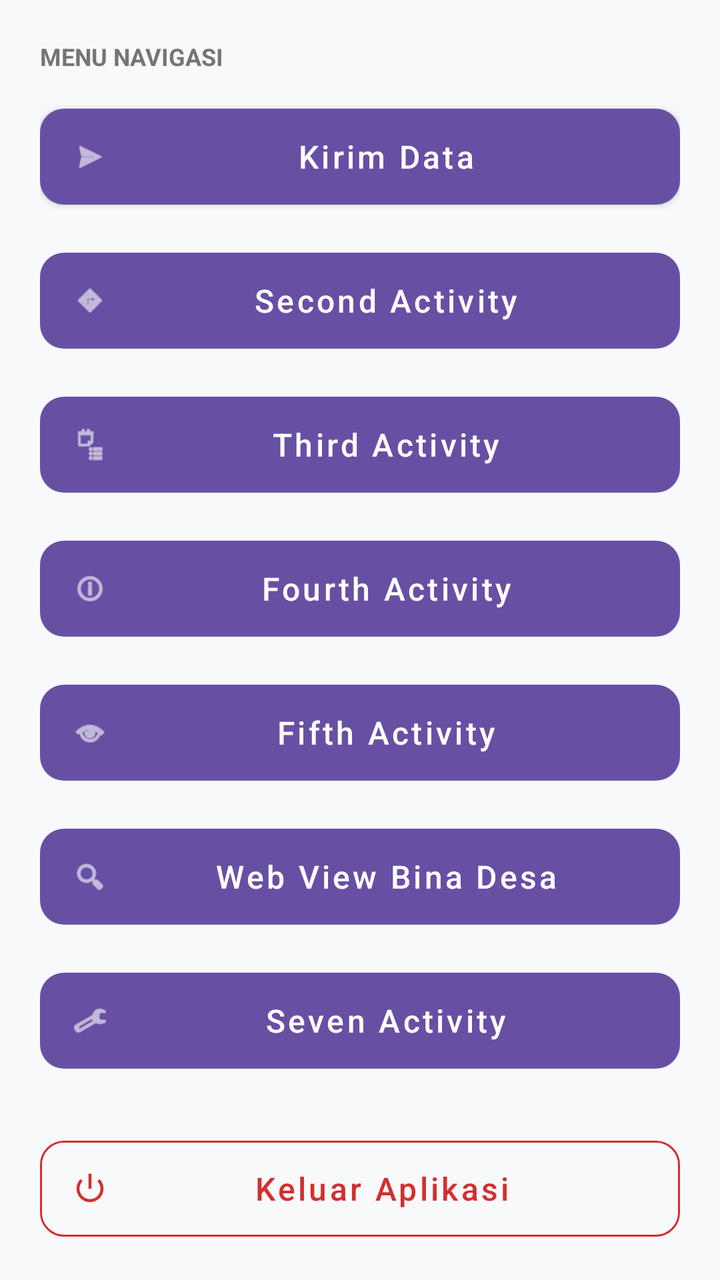
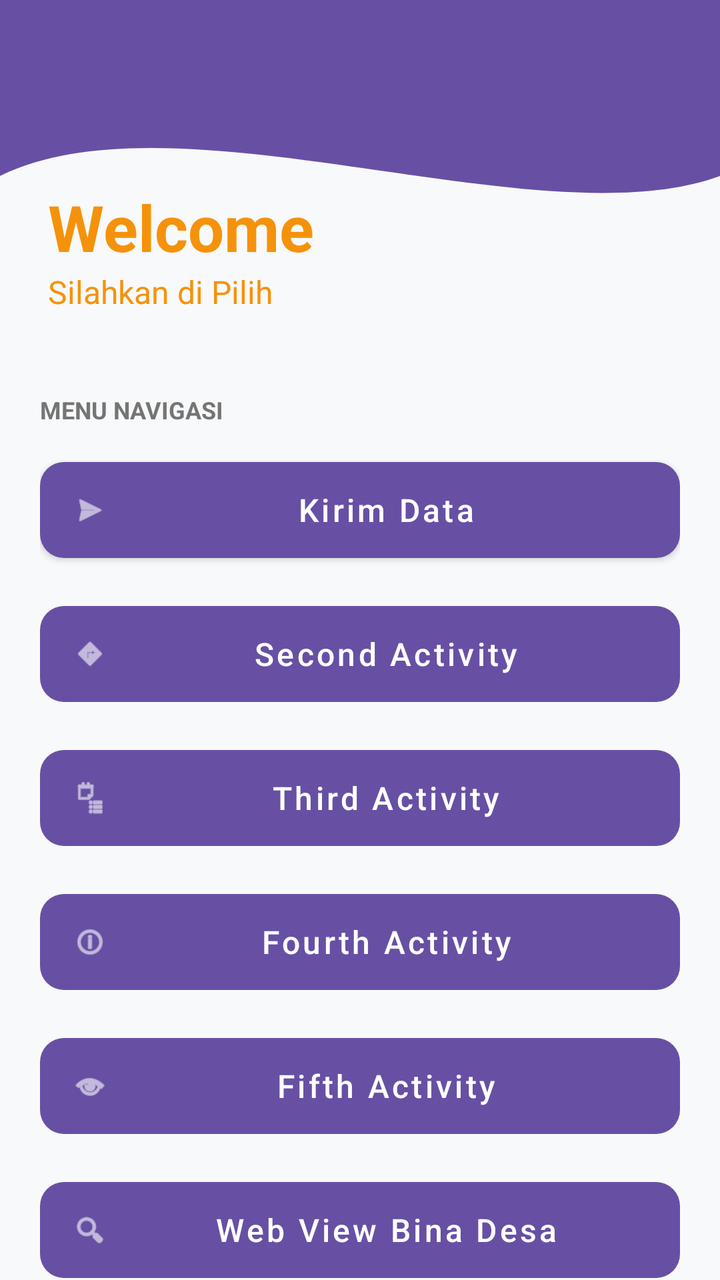

Screens rendered from an Android XML layout before and after an edit, with the pre-edit source and the edit as a unified diff.
<!-- AndroidManifest.xml: application theme Theme.IdoApps -->
<!-- res/layout/fragment_home.xml -->
<?xml version="1.0" encoding="utf-8"?>
<androidx.constraintlayout.widget.ConstraintLayout xmlns:android="http://schemas.android.com/apk/res/android"
    xmlns:app="http://schemas.android.com/apk/res-auto"
    xmlns:tools="http://schemas.android.com/tools"
    android:layout_width="match_parent"
    android:layout_height="match_parent"
    android:background="#F8F9FA"
    tools:context=".Home.HomeFragment">


    <androidx.core.widget.NestedScrollView
        android:layout_width="match_parent"
        android:layout_height="0dp"
        app:layout_constraintBottom_toBottomOf="parent"
        app:layout_constraintTop_toTopOf="parent">

        <LinearLayout
            android:layout_width="match_parent"
            android:layout_height="wrap_content"
            android:orientation="vertical"
            android:padding="20dp">

            
            <TextView
                android:layout_width="wrap_content"
                android:layout_height="wrap_content"
                android:layout_marginBottom="12dp"
                android:text="Menu Navigasi"
                android:textAllCaps="true"
                android:textColor="#757575"
                android:textSize="12sp"
                android:textStyle="bold" />

            <com.google.android.material.button.MaterialButton
                android:id="@+id/button"
                style="@style/Widget.MaterialComponents.Button"
                android:layout_width="match_parent"
                android:layout_height="60dp"
                android:layout_marginBottom="12dp"
                android:text="Kirim Data"
                android:textAllCaps="false"
                android:textSize="16sp"
                app:cornerRadius="12dp"
                app:icon="@android:drawable/ic_menu_send" />

            <com.google.android.material.button.MaterialButton
                android:id="@+id/btnToSecond"
                style="@style/Widget.MaterialComponents.Button.UnelevatedButton"
                android:layout_width="match_parent"
                android:layout_height="60dp"
                android:layout_marginBottom="12dp"
                android:text="Second Activity"
                android:textAllCaps="false"
                android:textSize="16sp"
                app:cornerRadius="12dp"
                app:icon="@android:drawable/ic_menu_directions" />

            <com.google.android.material.button.MaterialButton
                android:id="@+id/btnToThird"
                style="@style/Widget.MaterialComponents.Button.UnelevatedButton"
                android:layout_width="match_parent"
                android:layout_height="60dp"
                android:layout_marginBottom="12dp"
                android:text="Third Activity"
                android:textAllCaps="false"
                android:textSize="16sp"
                app:cornerRadius="12dp"
                app:icon="@android:drawable/ic_menu_agenda" />

            <com.google.android.material.button.MaterialButton
                android:id="@+id/btnToFourth"
                style="@style/Widget.MaterialComponents.Button.UnelevatedButton"
                android:layout_width="match_parent"
                android:layout_height="60dp"
                android:layout_marginBottom="12dp"
                android:text="Fourth Activity"
                android:textAllCaps="false"
                android:textSize="16sp"
                app:cornerRadius="12dp"
                app:icon="@android:drawable/ic_menu_info_details" />

            <com.google.android.material.button.MaterialButton
                android:id="@+id/btnToFifth"
                style="@style/Widget.MaterialComponents.Button.UnelevatedButton"
                android:layout_width="match_parent"
                android:layout_height="60dp"
                android:layout_marginBottom="12dp"
                android:text="Fifth Activity"
                android:textAllCaps="false"
                android:textSize="16sp"
                app:cornerRadius="12dp"
                app:icon="@android:drawable/ic_menu_view" />

            <com.google.android.material.button.MaterialButton
                android:id="@+id/btnWebView"
                style="@style/Widget.MaterialComponents.Button.UnelevatedButton"
                android:layout_width="match_parent"
                android:layout_height="60dp"
                android:layout_marginBottom="12dp"
                android:text="Web View Bina Desa"
                android:textAllCaps="false"
                android:textSize="16sp"
                app:cornerRadius="12dp"
                app:icon="@android:drawable/ic_menu_search" />

            <com.google.android.material.button.MaterialButton
                android:id="@+id/btnToSeven"
                style="@style/Widget.MaterialComponents.Button.UnelevatedButton"
                android:layout_width="match_parent"
                android:layout_height="60dp"
                android:layout_marginBottom="24dp"
                android:text="Seven Activity"
                android:textAllCaps="false"
                android:textSize="16sp"
                app:cornerRadius="12dp"
                app:icon="@android:drawable/ic_menu_manage" />

            
            <com.google.android.material.button.MaterialButton
                android:id="@+id/btnLogout"
                style="@style/Widget.MaterialComponents.Button.OutlinedButton"
                android:layout_width="match_parent"
                android:layout_height="60dp"
                android:text="Keluar Aplikasi"
                android:textAllCaps="false"
                android:textColor="#D32F2F"
                android:textSize="16sp"
                app:cornerRadius="12dp"
                app:icon="@android:drawable/ic_lock_power_off"
                app:iconTint="#D32F2F"
                app:strokeColor="#D32F2F" />

        </LinearLayout>
    </androidx.core.widget.NestedScrollView>

</androidx.constraintlayout.widget.ConstraintLayout>
<!-- resources referenced by this layout -->
<resources>
  <style name="Theme.IdoApps" parent="Base.Theme.IdoApps" />
  <style name="Base.Theme.IdoApps" parent="Theme.Material3.DayNight.NoActionBar">
          
          
      </style>
</resources>

<!-- the commit's change to res/layout/fragment_home.xml (unified diff, before → after) -->
@@ -7,12 +7,44 @@
     android:background="#F8F9FA"
     tools:context=".Home.HomeFragment">
 
+    <View
+        android:id="@+id/background_header"
+        android:layout_width="0dp"
+        android:layout_height="220dp"
+        android:background="@drawable/bg_header_wave"
+        app:layout_constraintEnd_toEndOf="parent"
+        app:layout_constraintStart_toStartOf="parent"
+        app:layout_constraintTop_toTopOf="parent" />
+
+    <TextView
+        android:id="@+id/tvWelcome"
+        android:layout_width="wrap_content"
+        android:layout_height="wrap_content"
+        android:layout_marginStart="24dp"
+        android:layout_marginTop="92dp"
+        android:text="Welcome"
+        android:textColor="@color/yellow_primer"
+        android:textSize="32sp"
+        android:textStyle="bold"
+        app:layout_constraintStart_toStartOf="parent"
+        app:layout_constraintTop_toTopOf="parent" />
+
+    <TextView
+        android:id="@+id/tvSubtitle"
+        android:layout_width="wrap_content"
+        android:layout_height="wrap_content"
+        android:text="Silahkan di Pilih"
+        android:textColor="@color/yellow_primer"
+        android:textSize="16sp"
+        app:layout_constraintStart_toStartOf="@+id/tvWelcome"
+        app:layout_constraintTop_toBottomOf="@+id/tvWelcome" />
 
     <androidx.core.widget.NestedScrollView
         android:layout_width="match_parent"
         android:layout_height="0dp"
+        android:layout_marginTop="20dp"
         app:layout_constraintBottom_toBottomOf="parent"
-        app:layout_constraintTop_toTopOf="parent">
+        app:layout_constraintTop_toBottomOf="@+id/tvSubtitle">
 
         <LinearLayout
             android:layout_width="match_parent"
@@ -115,6 +147,18 @@
                 app:cornerRadius="12dp"
                 app:icon="@android:drawable/ic_menu_manage" />
 
+            <com.google.android.material.button.MaterialButton
+                android:id="@+id/btnToNinth"
+                style="@style/Widget.MaterialComponents.Button.UnelevatedButton"
+                android:layout_width="match_parent"
+                android:layout_height="60dp"
+                android:layout_marginBottom="24dp"
+                android:text="Ninth Activity"
+                android:textAllCaps="false"
+                android:textSize="16sp"
+                app:cornerRadius="12dp"
+                app:icon="@android:drawable/ic_menu_manage" />
+
             
             <com.google.android.material.button.MaterialButton
                 android:id="@+id/btnLogout"
<!-- resource entries referenced after the edit -->
@@ -1,5 +1,25 @@
 <!-- resources referenced by this layout -->
 <resources>
+  <color name="yellow_primer">#F5920B</color>
+  <!-- drawable bg_header_wave (drawable) -->
+  <vector xmlns:android="http://schemas.android.com/apk/res/android"
+      android:width="100dp"
+      android:height="100dp"
+      android:viewportWidth="100"
+      android:viewportHeight="100">
+  
+      
+      <path
+          android:fillColor="?attr/colorPrimary"
+          android:pathData="
+              M0,0
+              L100,0
+              L100,40
+              C 75,55
+                25,20
+                0,40
+              Z" />
+  </vector>
   <style name="Theme.IdoApps" parent="Base.Theme.IdoApps" />
   <style name="Base.Theme.IdoApps" parent="Theme.Material3.DayNight.NoActionBar">
           
